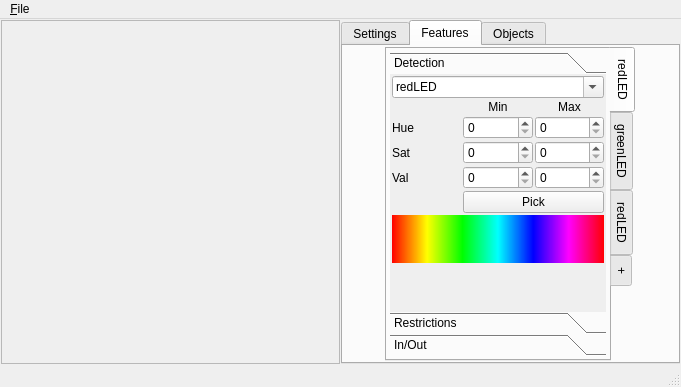
This is ui/mainUi.ui in wonkoderverstaendige/Spotter as Qt 5 draws it before an edit. The edited form follows.
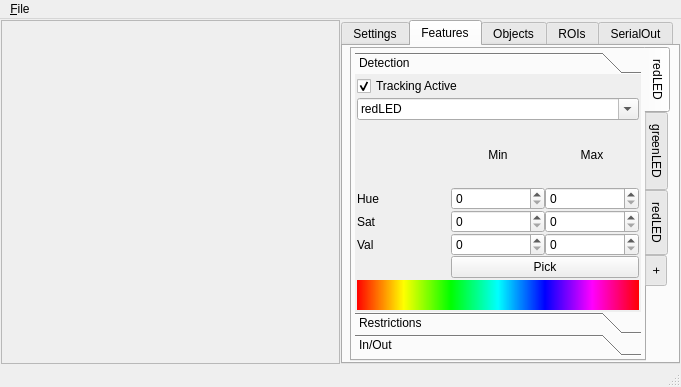
This is the edited form.

Commit message: Increased width to fit additional parameter tabs.

The edit to the form file:
```diff
--- a/ui/mainUi.ui
+++ b/ui/mainUi.ui
@@ -154,7 +154,7 @@
             </property>
             <property name="minimumSize">
              <size>
-              <width>250</width>
+              <width>320</width>
               <height>300</height>
              </size>
             </property>
@@ -203,7 +203,7 @@
                   <rect>
                    <x>0</x>
                    <y>0</y>
-                   <width>211</width>
+                   <width>281</width>
                    <height>216</height>
                   </rect>
                  </property>
@@ -217,20 +217,20 @@
                   <property name="spacing">
                    <number>2</number>
                   </property>
-                  <item row="3" column="0">
+                  <item row="4" column="0">
                    <layout class="QVBoxLayout" name="verticalLayout_4">
                     <item>
                      <widget class="QLabel" name="label_6">
                       <property name="sizePolicy">
                        <sizepolicy hsizetype="Minimum" vsizetype="Expanding">
                         <horstretch>0</horstretch>
-                        <verstretch>3</verstretch>
+                        <verstretch>0</verstretch>
                        </sizepolicy>
                       </property>
                       <property name="maximumSize">
                        <size>
                         <width>16777215</width>
-                        <height>70</height>
+                        <height>30</height>
                        </size>
                       </property>
                       <property name="styleSheet">
@@ -243,8 +243,21 @@
                     </item>
                    </layout>
                   </item>
-                  <item row="2" column="0">
+                  <item row="0" column="0">
+                   <widget class="QCheckBox" name="checkBox_3">
+                    <property name="text">
+                     <string>Tracking Active</string>
+                    </property>
+                    <property name="checked">
+                     <bool>true</bool>
+                    </property>
+                   </widget>
+                  </item>
+                  <item row="3" column="0">
                    <layout class="QGridLayout" name="gridLayout_9">
+                    <property name="spacing">
+                     <number>0</number>
+                    </property>
                     <item row="0" column="2">
                      <widget class="QLabel" name="label_5">
                       <property name="layoutDirection">
@@ -337,7 +350,7 @@
                     </item>
                    </layout>
                   </item>
-                  <item row="0" column="0">
+                  <item row="1" column="0">
                    <widget class="QComboBox" name="comboBox">
                     <property name="editable">
                      <bool>true</bool>
@@ -362,37 +375,13 @@
                     </item>
                    </widget>
                   </item>
-                  <item row="4" column="0">
-                   <spacer name="verticalSpacer">
-                    <property name="orientation">
-                     <enum>Qt::Vertical</enum>
-                    </property>
-                    <property name="sizeHint" stdset="0">
-                     <size>
-                      <width>20</width>
-                      <height>10</height>
-                     </size>
-                    </property>
-                   </spacer>
-                  </item>
                  </layout>
                 </widget>
                 <widget class="QWidget" name="page_5">
                  <attribute name="label">
                   <string>Restrictions</string>
                  </attribute>
-                 <layout class="QGridLayout" name="gridLayout_8">
-                  <item row="0" column="0">
-                   <widget class="QCheckBox" name="checkBox_3">
-                    <property name="text">
-                     <string>Tracking Active</string>
-                    </property>
-                    <property name="checked">
-                     <bool>true</bool>
-                    </property>
-                   </widget>
-                  </item>
-                 </layout>
+                 <layout class="QGridLayout" name="gridLayout_8"/>
                 </widget>
                 <widget class="QWidget" name="tab_features_buttons">
                  <property name="geometry">
@@ -662,6 +651,16 @@
           </item>
          </layout>
         </widget>
+        <widget class="QWidget" name="tab_2">
+         <attribute name="title">
+          <string>ROIs</string>
+         </attribute>
+        </widget>
+        <widget class="QWidget" name="tab">
+         <attribute name="title">
+          <string>SerialOut</string>
+         </attribute>
+        </widget>
        </widget>
       </item>
      </layout>
```
Left out of the diff: 4 changed lines with no effect on the pictures. The commit also changes 1 other file.
